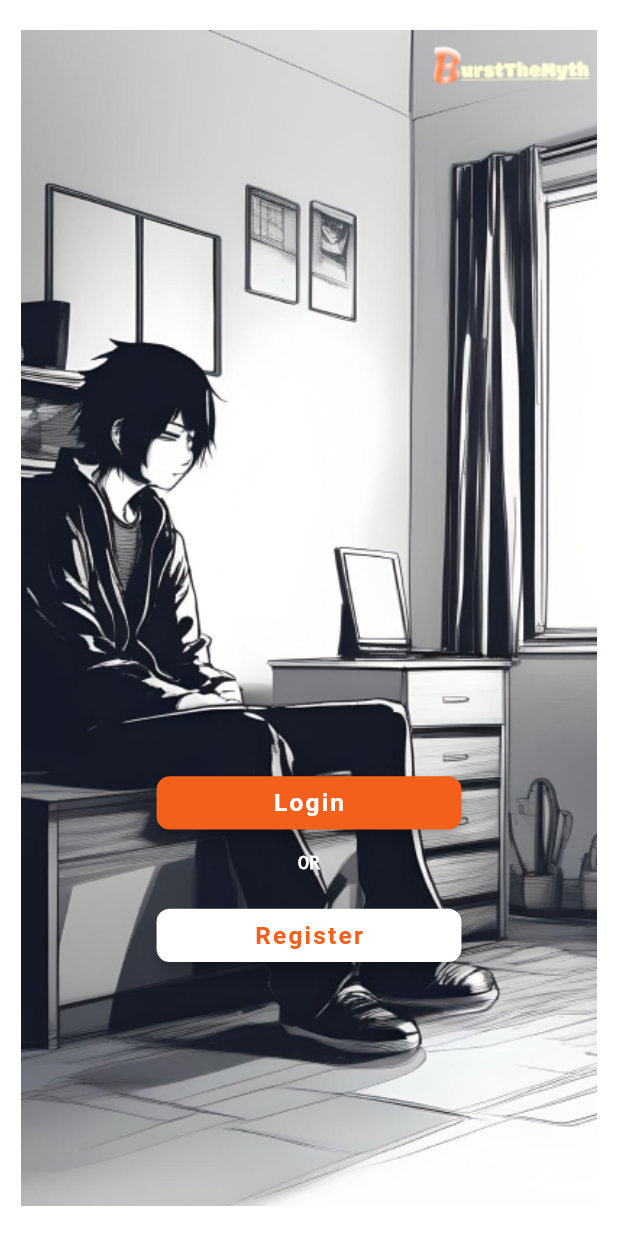
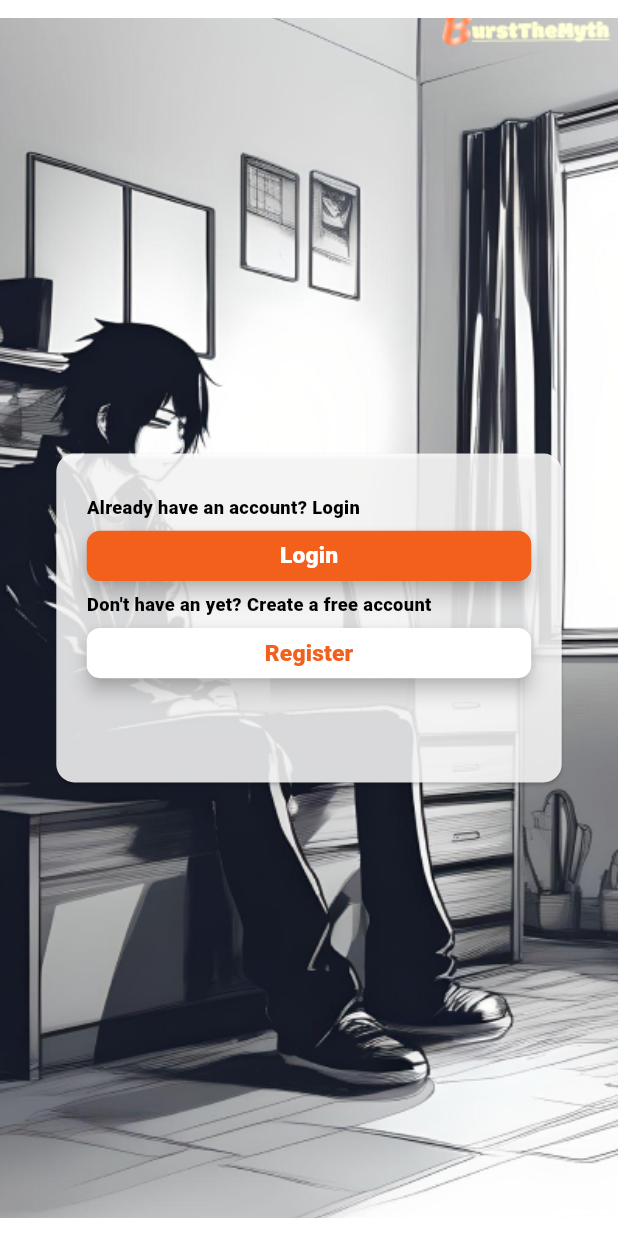
Before and after one commit to TakeASwing-420/os.Relife, a Flutter app: the screen it shows after launch, on a phone screen of 412 x 824 dp. Run offline on Flutter 3.47's test engine with Material 3 defaults, Android fonts, the phone set to English and light mode, and no system bars; our stand-ins replace cached_network_image, flutter_svg, flutter_svg_provider, outline_gradient_button, readmore, slider_button; missing offline and left inert: web3modal_flutter; Roboto replaces fonts that are missing (Abhaya Libre ExtraBold); project files that could hold a hidden picture were left out.

Commit message:
major update

```diff
--- a/lib/Entering_pages/splash_screen.dart
+++ b/lib/Entering_pages/splash_screen.dart
@@ -10,63 +10,85 @@ class SplashScreen extends StatefulWidget {
 }
 
 class _SplashScreenState extends State<SplashScreen> {
+  late List<Widget> _tasks = [];
+  late GlobalKey<AnimatedListState> _listKey = GlobalKey<AnimatedListState>();
+
+  @override
+  void initState() {
+    super.initState();
+    WidgetsBinding.instance.addPostFrameCallback((_) {
+      _addTiles();
+    });
+  }
+
+  Future<void> _addTiles() async {
+    for (int i = 0; i < customList.length; i++) {
+      await Future.delayed(const Duration(milliseconds: 50));
+      _tasks.add(customList[i]);
+      _listKey.currentState
+          ?.insertItem(_tasks.length - 1, duration: const Duration(seconds: 1));
+    }
+  }
+
+  @override
   Widget build(BuildContext context) {
     return SafeArea(
       child: Stack(
         children: <Widget>[
           Container(
-            margin: EdgeInsets.only(top: 20, bottom: 20),
+            margin: EdgeInsets.only(top: 12.v, bottom: 12.v),
             width: MediaQuery.of(context).size.width,
             height: MediaQuery.of(context).size.height,
             decoration: BoxDecoration(
               image: DecorationImage(
-                image: AssetImage(
-                    'assets/images/fs.png'), // Replace with your PNG asset
+                image: AssetImage('assets/images/fs.png'),
+                fit: BoxFit.cover,
               ),
             ),
             alignment: Alignment.center,
           ),
-          Container(
-            child: Column(
-              children: <Widget>[
-                SizedBox(height: 505.v),
-                Expanded(
-                  child: Column(
-                    children: [
-                      Container(
-                        margin: EdgeInsets.all(5.adaptSize),
-                        alignment: Alignment.center,
-                        child: GradientLoginButton(),
-                      ),
-                      SizedBox(height: 10.v),
-                      Container(
-                        alignment: Alignment.center,
-                        child: SizedBox(
-                          height: 37.v,
-                          child: Text(
-                            "OR",
-                            style: TextStyle(
-                              decoration: TextDecoration.none,
-                              color: Colors.white,
-                              fontSize: 12.fSize,
-                              fontWeight: FontWeight.bold,
-                            ),
-                          ),
-                        ),
-                      ),
-                      Container(
-                        alignment: Alignment.center,
-                        child: GradientRegisterButton(),
-                      ),
-                      SizedBox(height: 23.v),
-                    ],
+          Center(
+            child: SizedBox(
+              height: 290.v,
+              width: 376.h,
+              child: Card(
+                color: Colors.white70.withOpacity(0.84),
+                margin: EdgeInsets.all(37.v),
+                child: Padding(
+                  padding: EdgeInsets.all(20.v),
+                  child: AnimatedList(
+                    key: _listKey,
+                    initialItemCount: _tasks.length,
+                    itemBuilder: (context, index, animation) {
+                      return SlideTransition(
+                        position: Tween<Offset>(
+                          begin: const Offset(0.23, 0),
+                          end: Offset.zero,
+                        ).animate(animation),
+                        child: _tasks[index],
+                      );
+                    },
                   ),
                 ),
-              ],
+              ),
             ),
           ),
         ],
       ),
     );
   }
+
+  List<Widget> customList = [
+    SizedBox(height: 7.v),
+    Text("Already have an account? Login",
+        style: CustomTextStyles.labelLarge12),
+    SizedBox(height: 7.v), // Adjust the height as needed
+    GradientLoginButton(),
+    SizedBox(height: 7.v), // Adjust the height as needed
+    Text("Don't have an yet? Create a free account",
+        style: CustomTextStyles.labelLarge12),
+    SizedBox(height: 7.v), // Adjust the height as needed
+    GradientRegisterButton(),
+    // Adjust the height as needed
+  ];
 }
--- a/lib/widgets/custom_search_view.dart
+++ b/lib/widgets/custom_search_view.dart
@@ -94,9 +94,7 @@ class CustomSearchView extends StatelessWidget {
           maxLines: maxLines ?? 1,
           decoration: decoration,
           validator: validator,
-          onChanged: (String value) {
-            onChanged!.call(value);
-          },
+          onChanged: (String value) {},
         ),
       );
   InputDecoration get decoration => InputDecoration(
--- a/lib/widgets/gradient_button.dart
+++ b/lib/widgets/gradient_button.dart
@@ -9,7 +9,7 @@ class GradientLoginButton extends StatelessWidget {
   Widget build(BuildContext context) {
     return Container(
       decoration: BoxDecoration(
-        borderRadius: BorderRadius.circular(16.v),
+        borderRadius: BorderRadius.circular(30.v),
       ),
       child: ElevatedButton(
         onPressed: () {
@@ -17,16 +17,15 @@ class GradientLoginButton extends StatelessWidget {
         },
         style: ElevatedButton.styleFrom(
           elevation: 5,
-          fixedSize: Size(185.h, 35.v),
+          fixedSize: Size(250.h, 33.v),
           backgroundColor: Color.fromARGB(255, 243, 96, 27),
         ),
         child: Text(
           "Login",
           style: TextStyle(
-              color: Colors.white,
-              fontSize: 16.fSize,
-              fontWeight: FontWeight.bold,
-              letterSpacing: 1.5),
+            color: Colors.white,
+            fontSize: 15.fSize,
+          ),
         ),
       ),
     );
@@ -40,24 +39,23 @@ class GradientRegisterButton extends StatelessWidget {
   Widget build(BuildContext context) {
     return Container(
       decoration: BoxDecoration(
-        borderRadius: BorderRadius.circular(16.v),
+        borderRadius: BorderRadius.circular(30.v),
       ),
       child: ElevatedButton(
         onPressed: () {
           Navigator.pushNamed(context, AppRoutes.SignUp);
         },
         style: ElevatedButton.styleFrom(
-          fixedSize: Size(185.h, 35.v),
+          fixedSize: Size(250.h, 33.v),
           backgroundColor: Colors.white,
           elevation: 5,
         ),
         child: Text(
           "Register",
           style: TextStyle(
-              color: Color.fromARGB(255, 243, 96, 27),
-              fontSize: 16.fSize,
-              fontWeight: FontWeight.bold,
-              letterSpacing: 1.5),
+            color: Color.fromARGB(255, 243, 96, 27),
+            fontSize: 15.fSize,
+          ),
         ),
       ),
     );
--- a/pubspec.yaml
+++ b/pubspec.yaml
@@ -13,6 +13,11 @@ dependencies:
   flutter_svg_provider: ^1.0.7
   readmore: ^2.2.0
   intl: ^0.18.0
+  url_launcher: ^6.2.5
+  walletconnect_dart: ^0.0.11
+  web3dart: ^2.7.1
+  web3modal_flutter: ^3.0.1
+  slider_button: ^2.1.0
 dev_dependencies:
   flutter_test:
     sdk: flutter
```
Also changed, not shown: lib/Entering_pages/homepage.dart (added, +94 -0 lines), lib/Entering_pages/login_signup.dart (+10 -33 lines), lib/presentation/iphone_13_mini_twentythree_screen/iphone_13_mini_twentythree_screen.dart (+6 -30 lines), 13 other files.
